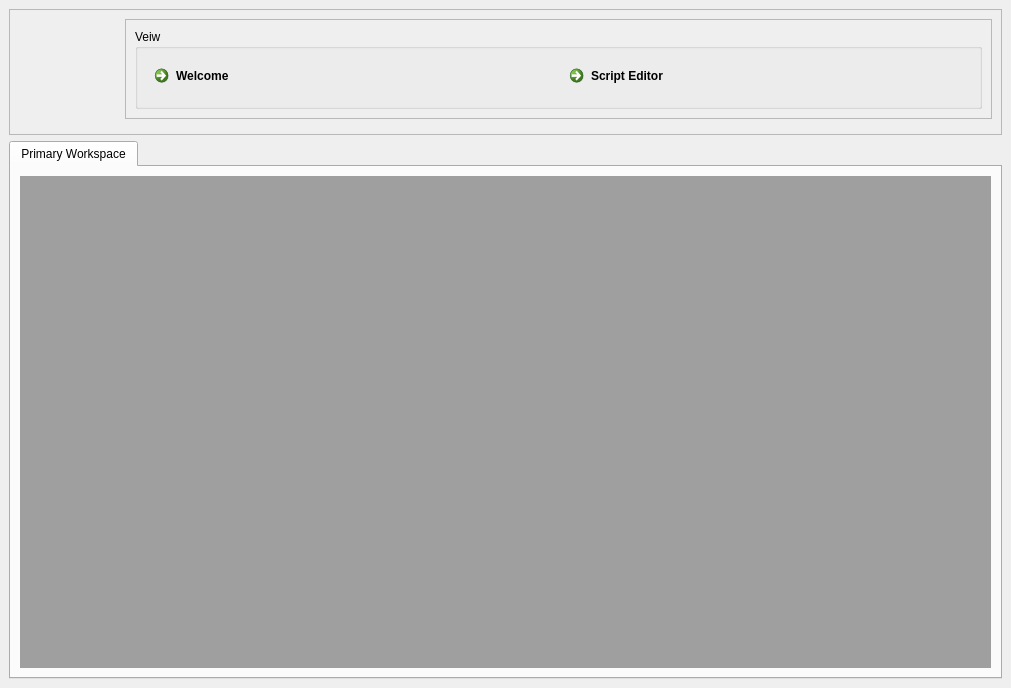
Before: the Qt Designer form MalMaker for Windows 2023/ui/malmaker.ui in M1dnight-ofcl/MalMaker-for-Windows-2023, drawn with Qt 5.
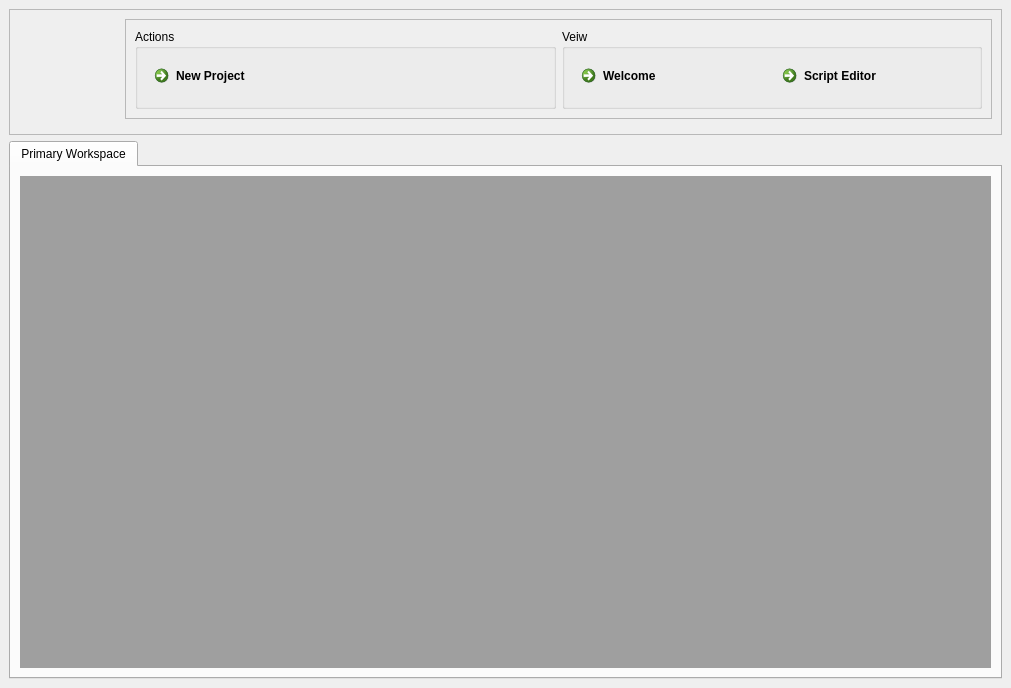
After: the same form once the commit is applied. Icons and pictures are not drawn.

Diff of the .ui file:
```diff
--- a/MalMaker for Windows 2023/ui/malmaker.ui
+++ b/MalMaker for Windows 2023/ui/malmaker.ui
@@ -88,20 +88,40 @@
           <enum>QFrame::Raised</enum>
          </property>
          <layout class="QHBoxLayout" name="horizontalLayout">
+          <item>
+           <widget class="QGroupBox" name="groupBox">
+            <property name="title">
+             <string>Actions</string>
+            </property>
+            <layout class="QGridLayout" name="gridLayout_4">
+             <item row="0" column="0">
+              <widget class="QCommandLinkButton" name="newProject">
+               <property name="text">
+                <string>New Project</string>
+               </property>
+               <property name="icon">
+                <iconset>
+                 <normaloff>../assets/icons/malico_newProject.ico</normaloff>../assets/icons/malico_newProject.ico</iconset>
+               </property>
+              </widget>
+             </item>
+            </layout>
+           </widget>
+          </item>
           <item>
            <widget class="QGroupBox" name="veiwMenuButtons">
             <property name="title">
              <string>Veiw</string>
             </property>
             <layout class="QGridLayout" name="gridLayout_3">
-             <item row="0" column="0">
+             <item row="0" column="1">
               <widget class="QCommandLinkButton" name="welcomeButton">
                <property name="text">
                 <string>Welcome</string>
                </property>
               </widget>
              </item>
-             <item row="0" column="1">
+             <item row="0" column="2">
               <widget class="QCommandLinkButton" name="scriptEditor">
                <property name="text">
                 <string>Script Editor</string>
```
